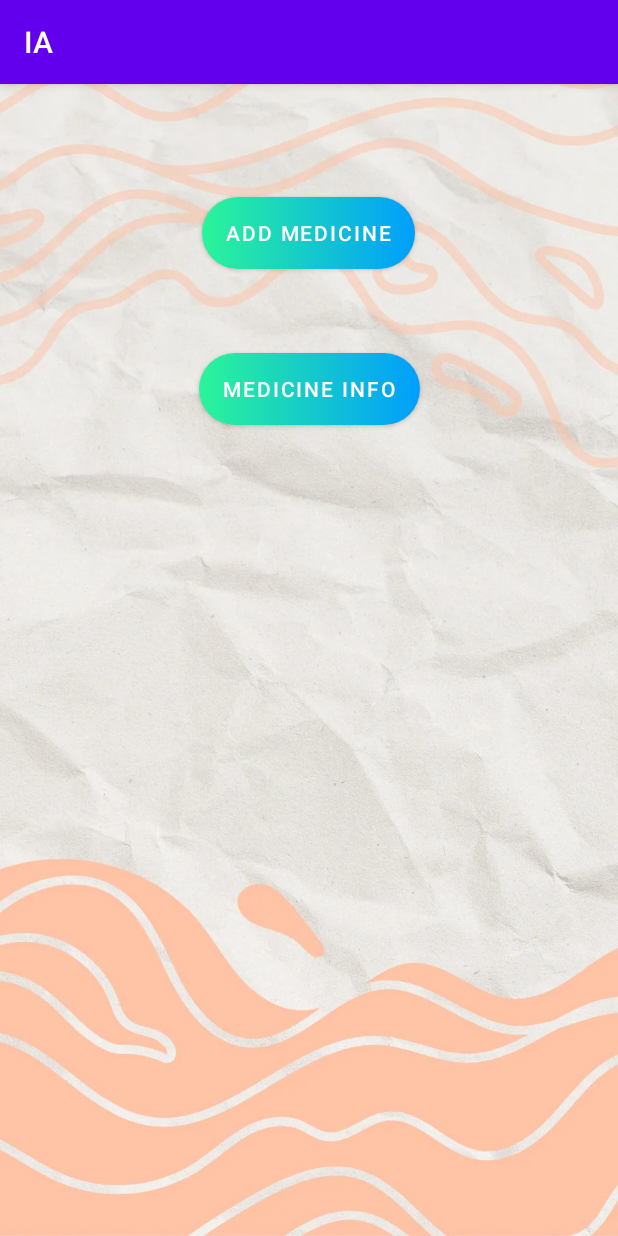
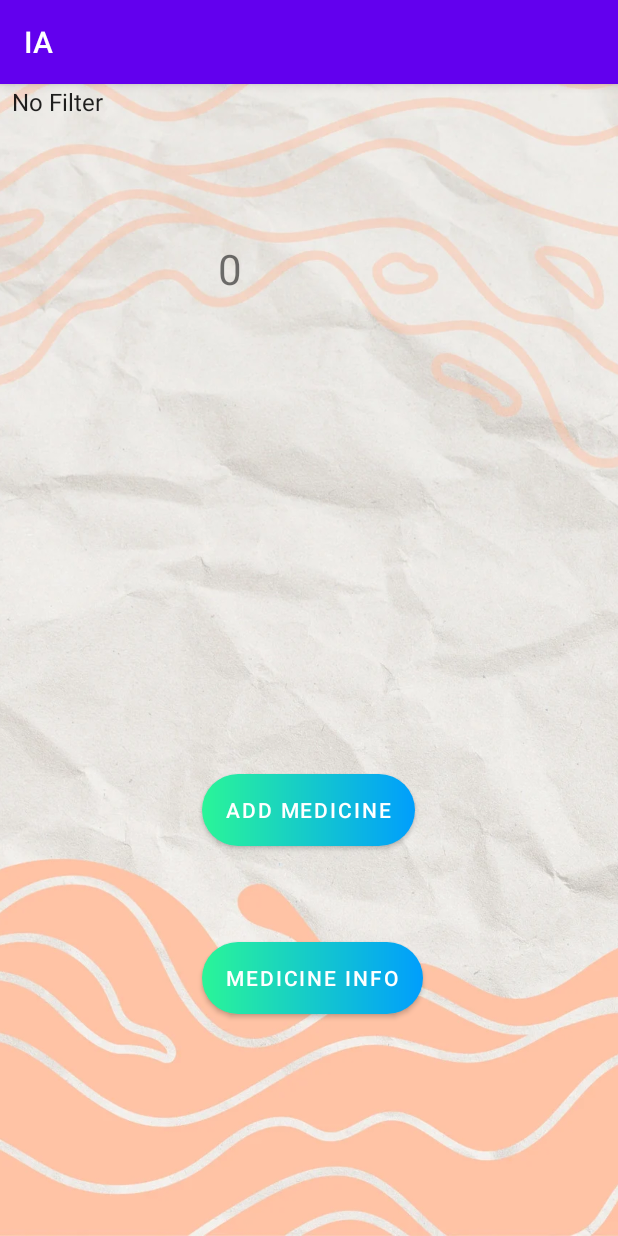
Before and after one commit to MrZimbat/IA, an Android app: the MenuActivity screen opened directly, with no data from a screen before it, on a phone screen of 412 x 824 dp. Run offline under Robolectric (Android 15) with nearby library versions, the light colour scheme and no system bars; our stand-ins replace Firebase (no records; nobody signed in at launch, a user with empty details on screens opened directly).

Commit message:
almost done

```diff
--- a/app/src/main/java/com/example/ia/Controller/MenuActivity.java
+++ b/app/src/main/java/com/example/ia/Controller/MenuActivity.java
@@ -1,20 +1,105 @@
 package com.example.ia.Controller;
 
+import androidx.annotation.NonNull;
 import androidx.appcompat.app.AppCompatActivity;
 
 import android.content.Intent;
 import android.os.Bundle;
 import android.view.View;
+import android.widget.AdapterView;
+import android.widget.ArrayAdapter;
+import android.widget.Spinner;
+import android.widget.TextView;
+import android.widget.Toast;
 
+import com.example.ia.Modal.Medicine.Med;
 import com.example.ia.R;
+import com.google.android.gms.tasks.OnCompleteListener;
+import com.google.android.gms.tasks.Task;
+import com.google.firebase.auth.FirebaseAuth;
+import com.google.firebase.firestore.CollectionReference;
+import com.google.firebase.firestore.DocumentSnapshot;
+import com.google.firebase.firestore.FirebaseFirestore;
+import com.google.firebase.firestore.Query;
+import com.google.firebase.firestore.QuerySnapshot;
+
+import java.util.ArrayList;
 
 public class MenuActivity extends AppCompatActivity {
+
+
+    private FirebaseAuth mAuth;
+    private FirebaseFirestore firestore;
+    private Spinner spinner;
+    private ArrayList<Med> MedList;
+    private ArrayList<Med> filteredList;
+    private TextView abc;
 
     @Override
     protected void onCreate(Bundle savedInstanceState) {
         super.onCreate(savedInstanceState);
         setContentView(R.layout.activity_menu);
+        mAuth = FirebaseAuth.getInstance();
+        firestore = FirebaseFirestore.getInstance();
+
+        MedList = new ArrayList<Med>();
+        spinner = this.findViewById(R.id.spinner);
+        filteredList = new ArrayList<Med>();
+        abc = findViewById(R.id.textView12);
+
+        String id = getIntent().getStringExtra("id");
+        CollectionReference a = firestore.collection("Med");
+
+        firestore.collection("Med").get().addOnCompleteListener(new OnCompleteListener<QuerySnapshot>() {
+            @Override
+            public void onComplete(@NonNull Task<QuerySnapshot> task) {
+                System.out.println(task.getResult());
+                QuerySnapshot s = task.getResult();
+                s.toObjects(Med.class);
+                MedList = (ArrayList<Med>) s.toObjects(Med.class);
+                Toast.makeText(getApplicationContext(), MedList.size()+"", Toast.LENGTH_SHORT).show();
+            }
+        });
+
+        ArrayList<String> spinnerOptions = new ArrayList<>();
+        spinnerOptions.add("No Filter");
+        spinnerOptions.add("Vermidon");
+        spinnerOptions.add("Liftrin");
+        spinnerOptions.add("Lastoril");
+        spinnerOptions.add("Kaynesten");
+        spinnerOptions.add("Caldril");
+        spinnerOptions.add("Avetrol");
+        spinnerOptions.add("Afterin");
+
+
+        ArrayAdapter<String> dataAdapter = new ArrayAdapter<>(this, android.R.layout.simple_spinner_item, spinnerOptions);
+
+        dataAdapter.setDropDownViewResource(android.R.layout.simple_spinner_dropdown_item);
+
+        spinner.setAdapter(dataAdapter);
+        spinner.setOnItemSelectedListener(new AdapterView.OnItemSelectedListener()
+        {
+            public void onItemSelected(AdapterView<?> parent, View view, int position, long id) {
+               String selected = spinnerOptions.get(position);
+               ArrayList<Med> list = new ArrayList<>();
+               for(int i = 0; i < MedList.size(); i++){
+                   if(MedList.get(i).getMedName().equals(selected)){
+                       list.add(MedList.get(i));
+                   }
+               }
+               filteredList = list;
+//               Toast.makeText(getApplicationContext(), MedList.size() + "", Toast.LENGTH_SHORT).show();
+               abc.setText(filteredList.size() + "");
+            } // to close the onItemSelected
+            public void onNothingSelected(AdapterView<?> parent)
+            {
+
+            }
+
+        });
     }
+
+
 
     public void goAddMed(View V) {
         Intent intent = new Intent(this, AddMedActivity.class);
--- a/app/src/main/res/layout/activity_menu.xml
+++ b/app/src/main/res/layout/activity_menu.xml
@@ -7,39 +7,61 @@
     tools:context=".Controller.MenuActivity">
 
     <ImageView
+        android:id="@+id/imageView2"
         android:layout_width="match_parent"
         android:layout_height="match_parent"
+        android:scaleType="centerCrop"
         android:src="@drawable/background2"
-        android:scaleType="centerCrop"/>
+        tools:layout_editor_absoluteX="0dp"
+        tools:layout_editor_absoluteY="-57dp" />
 
     <Button
         android:id="@+id/BTgoAddVehicle"
         android:layout_width="wrap_content"
         android:layout_height="wrap_content"
-        android:layout_marginTop="75dp"
+        android:layout_marginTop="460dp"
+        android:background="@drawable/custom_button"
         android:onClick="goAddMed"
         android:text="Add Medicine"
         app:backgroundTint="@null"
-        android:background="@drawable/custom_button"
         app:layout_constraintEnd_toEndOf="parent"
         app:layout_constraintHorizontal_bias="0.498"
         app:layout_constraintStart_toStartOf="parent"
         app:layout_constraintTop_toTopOf="parent" />
+
 
     <Button
         android:id="@+id/BTgoVehInfo"
         android:layout_width="wrap_content"
         android:layout_height="wrap_content"
         android:layout_marginStart="155dp"
-        android:layout_marginTop="56dp"
+        android:layout_marginTop="64dp"
         android:layout_marginEnd="162dp"
+        android:background="@drawable/custom_button"
         android:onClick="goMedInfo"
         android:text="Medicine Info"
         app:backgroundTint="@null"
-        android:background="@drawable/custom_button"
         app:layout_constraintEnd_toEndOf="parent"
-        app:layout_constraintHorizontal_bias="0.431"
+        app:layout_constraintHorizontal_bias="0.396"
         app:layout_constraintStart_toStartOf="parent"
         app:layout_constraintTop_toBottomOf="@+id/BTgoAddVehicle" />
 
+    <Spinner
+        android:id="@+id/spinner"
+        android:layout_width="409dp"
+        android:layout_height="wrap_content"
+        tools:layout_editor_absoluteX="1dp"
+        tools:layout_editor_absoluteY="59dp" />
+
+    <TextView
+        android:id="@+id/textView12"
+        android:layout_width="121dp"
+        android:layout_height="45dp"
+        android:layout_marginTop="80dp"
+        android:text="TextView"
+        android:textSize="28dp"
+        app:layout_constraintEnd_toEndOf="parent"
+        app:layout_constraintStart_toStartOf="parent"
+        app:layout_constraintTop_toBottomOf="@+id/spinner" />
+
 </androidx.constraintlayout.widget.ConstraintLayout>
```
Also changed, not shown: app/src/main/java/com/example/ia/Controller/MedProfileActivity.java (+21 -0 lines), app/src/main/res/layout/activity_med_profile.xml (+17 -1 lines).
